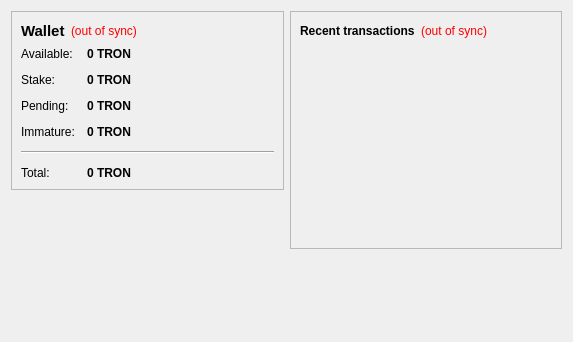
Old version of the form src/qt/forms/overviewpage.ui in the repository CryptoBackroom/Backup.
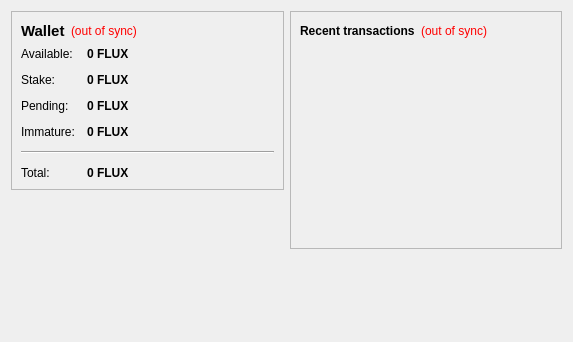
New version of the form.

Patch:
```diff
--- a/src/qt/forms/overviewpage.ui
+++ b/src/qt/forms/overviewpage.ui
@@ -105,7 +105,7 @@
              <string>Your current spendable balance</string>
             </property>
             <property name="text">
-             <string notr="true">0 TRON</string>
+             <string notr="true">0 FLUX</string>
             </property>
             <property name="textInteractionFlags">
              <set>Qt::LinksAccessibleByMouse|Qt::TextSelectableByKeyboard|Qt::TextSelectableByMouse</set>
@@ -134,7 +134,7 @@
              <string>Total of coins that was staked, and do not yet count toward the current balance</string>
             </property>
             <property name="text">
-             <string notr="true">0 TRON</string>
+             <string notr="true">0 FLUX</string>
             </property>
             <property name="textInteractionFlags">
              <set>Qt::LinksAccessibleByMouse|Qt::TextSelectableByKeyboard|Qt::TextSelectableByMouse</set>
@@ -163,7 +163,7 @@
              <string>Total of transactions that have yet to be confirmed, and do not yet count toward the current balance</string>
             </property>
             <property name="text">
-             <string notr="true">0 TRON</string>
+             <string notr="true">0 FLUX</string>
             </property>
             <property name="textInteractionFlags">
              <set>Qt::LinksAccessibleByMouse|Qt::TextSelectableByKeyboard|Qt::TextSelectableByMouse</set>
@@ -189,7 +189,7 @@
              <string>Mined balance that has not yet matured</string>
             </property>
             <property name="text">
-             <string notr="true">0 TRON</string>
+             <string notr="true">0 FLUX</string>
             </property>
             <property name="textInteractionFlags">
              <set>Qt::LinksAccessibleByMouse|Qt::TextSelectableByKeyboard|Qt::TextSelectableByMouse</set>
@@ -225,7 +225,7 @@
              <string>Your current total balance</string>
             </property>
             <property name="text">
-             <string notr="true">0 TRON</string>
+             <string notr="true">0 FLUX</string>
             </property>
             <property name="textInteractionFlags">
              <set>Qt::LinksAccessibleByMouse|Qt::TextSelectableByKeyboard|Qt::TextSelectableByMouse</set>
```
Left out of the diff: 4 changed lines with no effect on the pictures.
